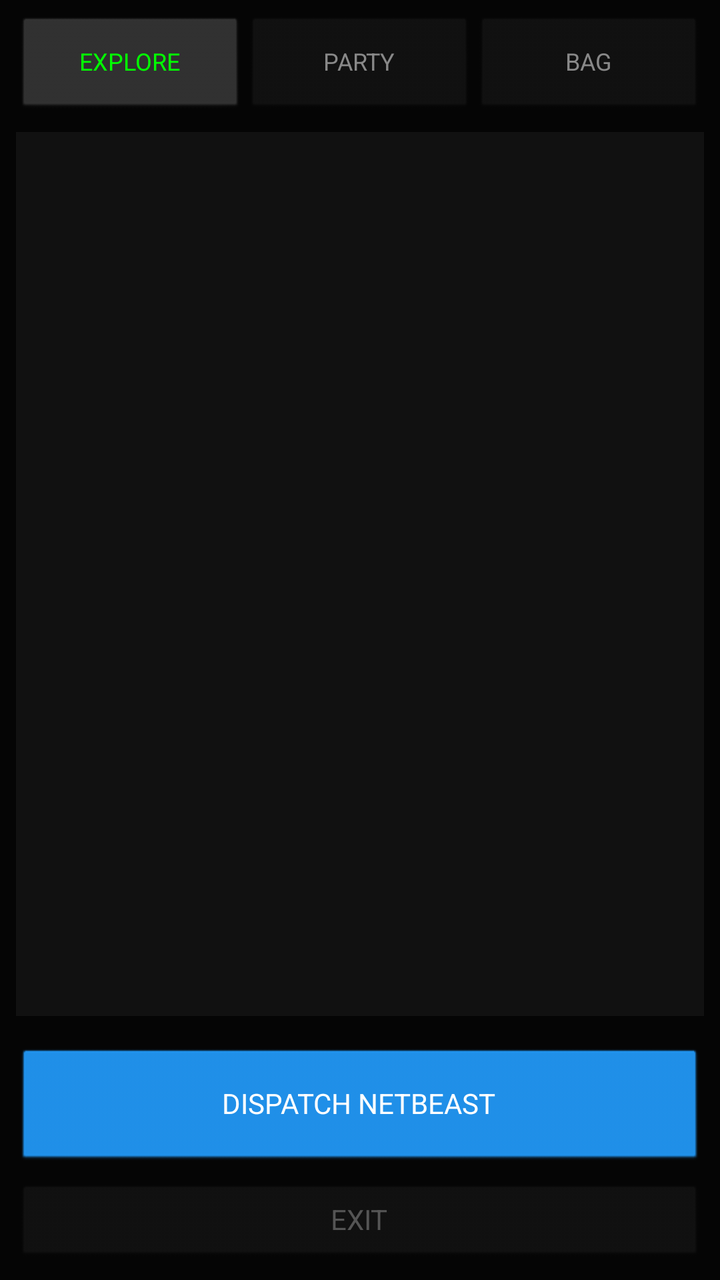
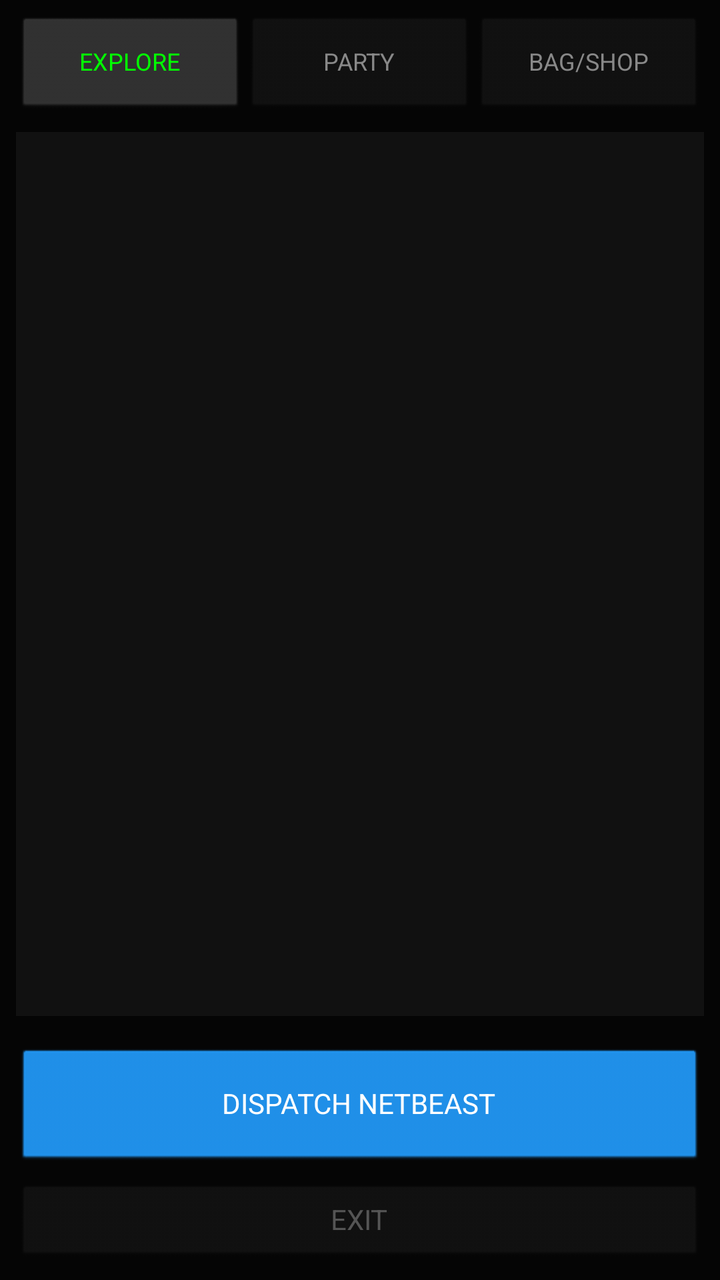

Compare the two renders of this Android layout. The source of the first and the diff that turns it into the second are given below.
<!-- AndroidManifest.xml: application theme android:Theme.NoTitleBar -->
<!-- res/layout/activity_game.xml -->
<?xml version="1.0" encoding="utf-8"?>
<LinearLayout xmlns:android="http://schemas.android.com/apk/res/android"
    android:layout_width="match_parent" android:layout_height="match_parent"
    android:orientation="vertical" android:background="#050505" android:padding="8dp">

    <LinearLayout android:id="@+id/navTabs" android:layout_width="match_parent" android:layout_height="50dp" android:orientation="horizontal">
        <Button android:id="@+id/tabActivity" android:layout_width="0dp" android:layout_height="match_parent" android:layout_weight="1" android:text="EXPLORE" android:backgroundTint="#333333" android:textColor="#00FF00" android:textSize="12sp"/>
        <Button android:id="@+id/tabParty" android:layout_width="0dp" android:layout_height="match_parent" android:layout_weight="1" android:text="PARTY" android:backgroundTint="#111111" android:textColor="#888888" android:textSize="12sp"/>
        <Button android:id="@+id/tabBag" android:layout_width="0dp" android:layout_height="match_parent" android:layout_weight="1" android:text="BAG" android:backgroundTint="#111111" android:textColor="#888888" android:textSize="12sp"/>
    </LinearLayout>

    <FrameLayout android:layout_width="match_parent" android:layout_height="0dp" android:layout_weight="1" android:layout_marginTop="8dp">
        <ScrollView android:id="@+id/viewActivity" android:layout_width="match_parent" android:layout_height="match_parent" android:background="#111111" android:padding="12dp">
            <TextView android:id="@+id/tvConsole" android:layout_width="match_parent" android:layout_height="wrap_content" android:textColor="#00FF00" android:textSize="13sp" android:fontFamily="monospace" android:lineSpacingExtra="2dp"/>
        </ScrollView>
        
        <ScrollView android:id="@+id/viewParty" android:layout_width="match_parent" android:layout_height="match_parent" android:background="#111111" android:padding="12dp" android:visibility="gone">
            <LinearLayout android:layout_width="match_parent" android:layout_height="wrap_content" android:orientation="vertical">
                <TextView android:id="@+id/tvParty" android:layout_width="match_parent" android:layout_height="wrap_content" android:textColor="#00BCD4" android:textSize="14sp" android:fontFamily="monospace" android:layout_marginBottom="8dp"/>
                <Button android:id="@+id/btnCyclePet" android:layout_width="match_parent" android:layout_height="45dp" android:text="CYCLE ACTIVE NETBEAST 🔄" android:backgroundTint="#555555" android:textColor="#FFF" android:textSize="12sp" android:layout_marginBottom="16dp"/>
                
                <TextView android:layout_width="match_parent" android:layout_height="wrap_content" android:text="-- EQUIP ACTIVE NETBEAST --" android:textColor="#FFF" android:textStyle="bold" android:layout_marginBottom="8dp" android:textAlignment="center"/>
                <LinearLayout android:layout_width="match_parent" android:layout_height="wrap_content" android:orientation="horizontal" android:layout_marginBottom="8dp">
                    <Button android:id="@+id/btnEqNet" android:layout_width="0dp" android:layout_height="45dp" android:layout_weight="1" android:text="+ NET" android:backgroundTint="#1976D2" android:textColor="#FFF" android:textSize="10sp" android:layout_marginEnd="4dp"/>
                    <Button android:id="@+id/btnEqPot" android:layout_width="0dp" android:layout_height="45dp" android:layout_weight="1" android:text="+ POT" android:backgroundTint="#388E3C" android:textColor="#FFF" android:textSize="10sp" android:layout_marginEnd="4dp" android:layout_marginStart="4dp"/>
                    <Button android:id="@+id/btnEqSpray" android:layout_width="0dp" android:layout_height="45dp" android:layout_weight="1" android:text="+ SPRY" android:backgroundTint="#FBC02D" android:textColor="#000" android:textSize="10sp" android:layout_marginStart="4dp"/>
                </LinearLayout>
                
                
                <Button android:id="@+id/btnInfuse" android:layout_width="match_parent" android:layout_height="45dp" android:text="INFUSE WITH CURRENT WEATHER" android:backgroundTint="#9C27B0" android:textColor="#FFF" android:textSize="10sp" android:layout_marginBottom="8dp"/>
                <Button android:id="@+id/btnUnequip" android:layout_width="match_parent" android:layout_height="45dp" android:text="UNEQUIP ALL" android:backgroundTint="#333" android:textColor="#AAA" android:textSize="10sp" android:layout_marginBottom="16dp"/>
                <Button android:id="@+id/btnSellBeast" android:layout_width="match_parent" android:layout_height="50dp" android:text="SELL ACTIVE BEAST (50c)" android:backgroundTint="#D32F2F" android:textColor="#FFF"/>
            </LinearLayout>
        </ScrollView>
        
        <ScrollView android:id="@+id/viewBag" android:layout_width="match_parent" android:layout_height="match_parent" android:background="#111111" android:padding="12dp" android:visibility="gone">
            <LinearLayout android:layout_width="match_parent" android:layout_height="wrap_content" android:orientation="vertical">
                <TextView android:id="@+id/tvBag" android:layout_width="match_parent" android:layout_height="wrap_content" android:textColor="#FFCA28" android:textSize="14sp" android:fontFamily="monospace" android:layout_marginBottom="16dp"/>
                <LinearLayout android:id="@+id/llShopContainer" android:layout_width="match_parent" android:layout_height="wrap_content" android:orientation="vertical" android:visibility="gone">
                    <TextView android:layout_width="match_parent" android:layout_height="wrap_content" android:text="--- SAFARI SHOP ---" android:textColor="#FFFFFF" android:textStyle="bold" android:textAlignment="center" android:layout_marginBottom="16dp"/>
                    <LinearLayout android:layout_width="match_parent" android:layout_height="wrap_content" android:orientation="horizontal" android:layout_marginBottom="8dp">
                        <Button android:id="@+id/btnBuyNet" android:layout_width="0dp" android:layout_height="45dp" android:layout_weight="1" android:text="BUY NET (5c)" android:backgroundTint="#333" android:textColor="#FFF" android:textSize="10sp" android:layout_marginEnd="4dp"/>
                        <Button android:id="@+id/btnSellNet" android:layout_width="0dp" android:layout_height="45dp" android:layout_weight="1" android:text="SELL NET (2c)" android:backgroundTint="#222" android:textColor="#AAA" android:textSize="10sp" android:layout_marginStart="4dp"/>
                    </LinearLayout>
                    <LinearLayout android:layout_width="match_parent" android:layout_height="wrap_content" android:orientation="horizontal" android:layout_marginBottom="8dp">
                        <Button android:id="@+id/btnBuyPotion" android:layout_width="0dp" android:layout_height="45dp" android:layout_weight="1" android:text="BUY POTION (10c)" android:backgroundTint="#333" android:textColor="#FFF" android:textSize="10sp" android:layout_marginEnd="4dp"/>
                        <Button android:id="@+id/btnSellPotion" android:layout_width="0dp" android:layout_height="45dp" android:layout_weight="1" android:text="SELL POTION (5c)" android:backgroundTint="#222" android:textColor="#AAA" android:textSize="10sp" android:layout_marginStart="4dp"/>
                    </LinearLayout>
                    <LinearLayout android:layout_width="match_parent" android:layout_height="wrap_content" android:orientation="horizontal" android:layout_marginBottom="16dp">
                        <Button android:id="@+id/btnBuySpray" android:layout_width="0dp" android:layout_height="45dp" android:layout_weight="1" android:text="BUY SPRAY (15c)" android:backgroundTint="#333" android:textColor="#FFF" android:textSize="10sp" android:layout_marginEnd="4dp"/>
                        <Button android:id="@+id/btnSellSpray" android:layout_width="0dp" android:layout_height="45dp" android:layout_weight="1" android:text="SELL SPRAY (7c)" android:backgroundTint="#222" android:textColor="#AAA" android:textSize="10sp" android:layout_marginStart="4dp"/>
                    </LinearLayout>
                    <Button android:id="@+id/btnBuyBeast" android:layout_width="match_parent" android:layout_height="60dp" android:text="BUY RANDOM NETBEAST (100c)" android:backgroundTint="#1976D2" android:textColor="#FFF"/>
                </LinearLayout>
            </LinearLayout>
        </ScrollView>
    </FrameLayout>

    <LinearLayout android:id="@+id/qteContainer" android:layout_width="match_parent" android:layout_height="wrap_content" android:orientation="vertical" android:layout_marginTop="8dp"/>

    <LinearLayout android:id="@+id/battleControls" android:layout_width="match_parent" android:layout_height="wrap_content" android:orientation="vertical" android:visibility="gone">
        <LinearLayout android:layout_width="match_parent" android:layout_height="wrap_content" android:orientation="horizontal" android:layout_marginTop="8dp">
            <Button android:id="@+id/btnMove1" android:layout_width="0dp" android:layout_height="60dp" android:layout_weight="1" android:text="MOVE 1" android:backgroundTint="#D32F2F" android:textColor="#FFF" android:layout_marginEnd="4dp"/>
            <Button android:id="@+id/btnMove2" android:layout_width="0dp" android:layout_height="60dp" android:layout_weight="1" android:text="MOVE 2" android:backgroundTint="#C2185B" android:textColor="#FFF" android:layout_marginStart="4dp"/>
        </LinearLayout>
        <LinearLayout android:layout_width="match_parent" android:layout_height="wrap_content" android:orientation="horizontal" android:layout_marginTop="8dp">
            <Button android:id="@+id/btnSwap" android:layout_width="0dp" android:layout_height="60dp" android:layout_weight="1" android:text="SWAP PET" android:backgroundTint="#1976D2" android:textColor="#FFF" android:layout_marginEnd="4dp"/>
            <Button android:id="@+id/btnItem" android:layout_width="0dp" android:layout_height="60dp" android:layout_weight="1" android:text="USE SPRAY" android:backgroundTint="#FBC02D" android:textColor="#000" android:layout_marginStart="4dp"/>
        </LinearLayout>
        <Button android:id="@+id/btnAbandon" android:layout_width="120dp" android:layout_height="40dp" android:text="ABANDON" android:backgroundTint="#555555" android:textColor="#999" android:textSize="10sp" android:layout_gravity="center" android:layout_marginTop="8dp"/>
    </LinearLayout>

    <LinearLayout android:id="@+id/peaceControls" android:layout_width="match_parent" android:layout_height="wrap_content" android:orientation="vertical" android:visibility="visible">
        <Button android:id="@+id/btnDispatch" android:layout_width="match_parent" android:layout_height="60dp" android:text="DISPATCH NETBEAST" android:backgroundTint="#2196F3" android:textColor="#FFF" android:layout_marginTop="8dp"/>
        <Button android:id="@+id/btnRhcSettings" android:layout_width="match_parent" android:layout_height="50dp" android:text="RHC SYSTEM SETTINGS" android:backgroundTint="#333" android:textColor="#AAA" android:layout_marginTop="8dp" android:visibility="gone"/>
    </LinearLayout>
    
    <Button android:id="@+id/btnExit" android:layout_width="match_parent" android:layout_height="40dp" android:text="EXIT" android:backgroundTint="#111" android:textColor="#555" android:layout_marginTop="8dp"/>
</LinearLayout>
<!-- resources referenced by this layout -->
<resources>

</resources>

<!-- the commit's change to res/layout/activity_game.xml (unified diff, before → after) -->
@@ -6,30 +6,35 @@
     <LinearLayout android:id="@+id/navTabs" android:layout_width="match_parent" android:layout_height="50dp" android:orientation="horizontal">
         <Button android:id="@+id/tabActivity" android:layout_width="0dp" android:layout_height="match_parent" android:layout_weight="1" android:text="EXPLORE" android:backgroundTint="#333333" android:textColor="#00FF00" android:textSize="12sp"/>
         <Button android:id="@+id/tabParty" android:layout_width="0dp" android:layout_height="match_parent" android:layout_weight="1" android:text="PARTY" android:backgroundTint="#111111" android:textColor="#888888" android:textSize="12sp"/>
-        <Button android:id="@+id/tabBag" android:layout_width="0dp" android:layout_height="match_parent" android:layout_weight="1" android:text="BAG" android:backgroundTint="#111111" android:textColor="#888888" android:textSize="12sp"/>
+        <Button android:id="@+id/tabBag" android:layout_width="0dp" android:layout_height="match_parent" android:layout_weight="1" android:text="BAG/SHOP" android:backgroundTint="#111111" android:textColor="#888888" android:textSize="12sp"/>
     </LinearLayout>
 
     <FrameLayout android:layout_width="match_parent" android:layout_height="0dp" android:layout_weight="1" android:layout_marginTop="8dp">
+        
+        
         <ScrollView android:id="@+id/viewActivity" android:layout_width="match_parent" android:layout_height="match_parent" android:background="#111111" android:padding="12dp">
             <TextView android:id="@+id/tvConsole" android:layout_width="match_parent" android:layout_height="wrap_content" android:textColor="#00FF00" android:textSize="13sp" android:fontFamily="monospace" android:lineSpacingExtra="2dp"/>
         </ScrollView>
         
+        
+        <RelativeLayout android:id="@+id/battleArena" android:layout_width="match_parent" android:layout_height="match_parent" android:visibility="gone">
+            <TextView android:id="@+id/spritePlayer" android:layout_width="120dp" android:layout_height="120dp" android:background="#1976D2" android:textColor="#FFF" android:textStyle="bold" android:gravity="center" android:layout_alignParentTop="true" android:layout_alignParentStart="true" android:layout_marginTop="40dp" android:translationX="-400dp" android:elevation="5dp"/>
+            <TextView android:id="@+id/spriteEnemy" android:layout_width="120dp" android:layout_height="120dp" android:background="#D32F2F" android:textColor="#FFF" android:textStyle="bold" android:gravity="center" android:layout_alignParentTop="true" android:layout_alignParentEnd="true" android:layout_marginTop="40dp" android:translationX="400dp" android:elevation="5dp"/>
+        </RelativeLayout>
+
         <ScrollView android:id="@+id/viewParty" android:layout_width="match_parent" android:layout_height="match_parent" android:background="#111111" android:padding="12dp" android:visibility="gone">
             <LinearLayout android:layout_width="match_parent" android:layout_height="wrap_content" android:orientation="vertical">
-                <TextView android:id="@+id/tvParty" android:layout_width="match_parent" android:layout_height="wrap_content" android:textColor="#00BCD4" android:textSize="14sp" android:fontFamily="monospace" android:layout_marginBottom="8dp"/>
-                <Button android:id="@+id/btnCyclePet" android:layout_width="match_parent" android:layout_height="45dp" android:text="CYCLE ACTIVE NETBEAST 🔄" android:backgroundTint="#555555" android:textColor="#FFF" android:textSize="12sp" android:layout_marginBottom="16dp"/>
-                
+                <TextView android:layout_width="match_parent" android:layout_height="wrap_content" android:text="-- TAP A BEAST TO SELECT --" android:textColor="#FFF" android:textStyle="bold" android:layout_marginBottom="8dp" android:textAlignment="center"/>
+                <LinearLayout android:id="@+id/partyContainer" android:layout_width="match_parent" android:layout_height="wrap_content" android:orientation="vertical" android:layout_marginBottom="16dp"/>
                 <TextView android:layout_width="match_parent" android:layout_height="wrap_content" android:text="-- EQUIP ACTIVE NETBEAST --" android:textColor="#FFF" android:textStyle="bold" android:layout_marginBottom="8dp" android:textAlignment="center"/>
                 <LinearLayout android:layout_width="match_parent" android:layout_height="wrap_content" android:orientation="horizontal" android:layout_marginBottom="8dp">
-                    <Button android:id="@+id/btnEqNet" android:layout_width="0dp" android:layout_height="45dp" android:layout_weight="1" android:text="+ NET" android:backgroundTint="#1976D2" android:textColor="#FFF" android:textSize="10sp" android:layout_marginEnd="4dp"/>
-                    <Button android:id="@+id/btnEqPot" android:layout_width="0dp" android:layout_height="45dp" android:layout_weight="1" android:text="+ POT" android:backgroundTint="#388E3C" android:textColor="#FFF" android:textSize="10sp" android:layout_marginEnd="4dp" android:layout_marginStart="4dp"/>
-                    <Button android:id="@+id/btnEqSpray" android:layout_width="0dp" android:layout_height="45dp" android:layout_weight="1" android:text="+ SPRY" android:backgroundTint="#FBC02D" android:textColor="#000" android:textSize="10sp" android:layout_marginStart="4dp"/>
+                    <Button android:id="@+id/btnEqNet" android:layout_width="0dp" android:layout_height="55dp" android:layout_weight="1" android:text="+ NET" android:backgroundTint="#1976D2" android:textColor="#FFF" android:textSize="12sp" android:layout_marginEnd="4dp"/>
+                    <Button android:id="@+id/btnEqPot" android:layout_width="0dp" android:layout_height="55dp" android:layout_weight="1" android:text="+ POT" android:backgroundTint="#388E3C" android:textColor="#FFF" android:textSize="12sp" android:layout_marginEnd="4dp" android:layout_marginStart="4dp"/>
+                    <Button android:id="@+id/btnEqSpray" android:layout_width="0dp" android:layout_height="55dp" android:layout_weight="1" android:text="+ SPRY" android:backgroundTint="#FBC02D" android:textColor="#000" android:textSize="12sp" android:layout_marginStart="4dp"/>
                 </LinearLayout>
-                
-                
                 <Button android:id="@+id/btnInfuse" android:layout_width="match_parent" android:layout_height="45dp" android:text="INFUSE WITH CURRENT WEATHER" android:backgroundTint="#9C27B0" android:textColor="#FFF" android:textSize="10sp" android:layout_marginBottom="8dp"/>
                 <Button android:id="@+id/btnUnequip" android:layout_width="match_parent" android:layout_height="45dp" android:text="UNEQUIP ALL" android:backgroundTint="#333" android:textColor="#AAA" android:textSize="10sp" android:layout_marginBottom="16dp"/>
-                <Button android:id="@+id/btnSellBeast" android:layout_width="match_parent" android:layout_height="50dp" android:text="SELL ACTIVE BEAST (50c)" android:backgroundTint="#D32F2F" android:textColor="#FFF"/>
+                <Button android:id="@+id/btnSellBeast" android:layout_width="match_parent" android:layout_height="50dp" android:text="LIST ACTIVE BEAST ON MARKET" android:backgroundTint="#D32F2F" android:textColor="#FFF"/>
             </LinearLayout>
         </ScrollView>
         
@@ -50,7 +55,8 @@
                         <Button android:id="@+id/btnBuySpray" android:layout_width="0dp" android:layout_height="45dp" android:layout_weight="1" android:text="BUY SPRAY (15c)" android:backgroundTint="#333" android:textColor="#FFF" android:textSize="10sp" android:layout_marginEnd="4dp"/>
                         <Button android:id="@+id/btnSellSpray" android:layout_width="0dp" android:layout_height="45dp" android:layout_weight="1" android:text="SELL SPRAY (7c)" android:backgroundTint="#222" android:textColor="#AAA" android:textSize="10sp" android:layout_marginStart="4dp"/>
                     </LinearLayout>
-                    <Button android:id="@+id/btnBuyBeast" android:layout_width="match_parent" android:layout_height="60dp" android:text="BUY RANDOM NETBEAST (100c)" android:backgroundTint="#1976D2" android:textColor="#FFF"/>
+                    <TextView android:id="@+id/tvMarketTitle" android:layout_width="match_parent" android:layout_height="wrap_content" android:text="--- BEASTS FOR SALE ---" android:textColor="#FFFFFF" android:textStyle="bold" android:textAlignment="center" android:layout_marginBottom="16dp"/>
+                    <LinearLayout android:id="@+id/marketContainer" android:layout_width="match_parent" android:layout_height="wrap_content" android:orientation="vertical"/>
                 </LinearLayout>
             </LinearLayout>
         </ScrollView>
@@ -65,7 +71,7 @@
         </LinearLayout>
         <LinearLayout android:layout_width="match_parent" android:layout_height="wrap_content" android:orientation="horizontal" android:layout_marginTop="8dp">
             <Button android:id="@+id/btnSwap" android:layout_width="0dp" android:layout_height="60dp" android:layout_weight="1" android:text="SWAP PET" android:backgroundTint="#1976D2" android:textColor="#FFF" android:layout_marginEnd="4dp"/>
-            <Button android:id="@+id/btnItem" android:layout_width="0dp" android:layout_height="60dp" android:layout_weight="1" android:text="USE SPRAY" android:backgroundTint="#FBC02D" android:textColor="#000" android:layout_marginStart="4dp"/>
+            <Button android:id="@+id/btnItem" android:layout_width="0dp" android:layout_height="60dp" android:layout_weight="1" android:text="USE ITEM" android:backgroundTint="#FBC02D" android:textColor="#000" android:layout_marginStart="4dp"/>
         </LinearLayout>
         <Button android:id="@+id/btnAbandon" android:layout_width="120dp" android:layout_height="40dp" android:text="ABANDON" android:backgroundTint="#555555" android:textColor="#999" android:textSize="10sp" android:layout_gravity="center" android:layout_marginTop="8dp"/>
     </LinearLayout>
